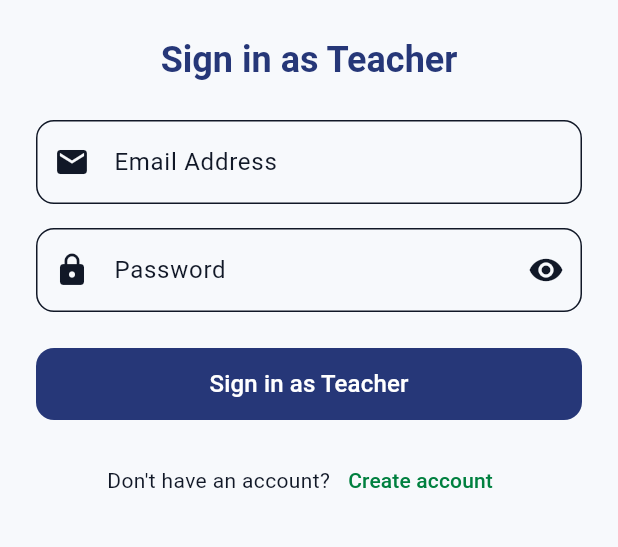
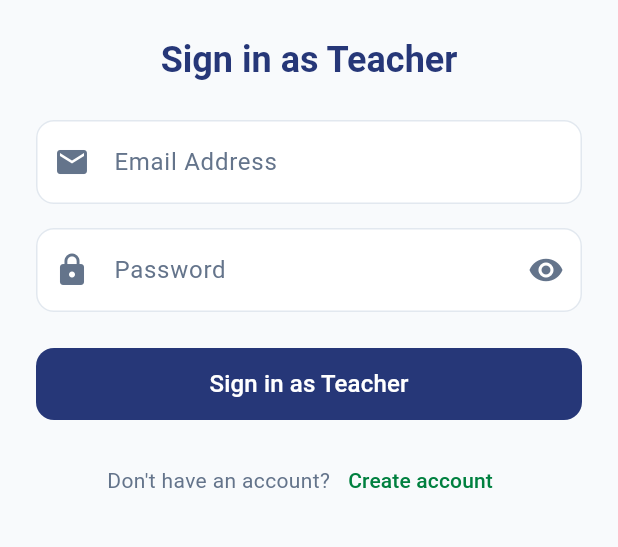
Before and after one commit to EslamMourad648abd/Future-Youth-Platform, a Flutter app: the screen it shows after launch, after a tap on "Teacher Login", on a phone screen of 412 x 824 dp, the part 492-1039 px from its top. Run offline on Flutter 3.47's test engine with Material 3 defaults, Android fonts, the phone set to English and light mode, and no system bars; our stand-ins replace cloud_firestore, cloud_functions, file_picker, firebase_auth, firebase_core, firebase_storage and 3 more; missing offline and left inert: dart:html, dart:ui_web; accounts and stored records are empty.

Commit message:
UI Enhancements

```diff
--- a/lib/core/theme/brand_colors.dart
+++ b/lib/core/theme/brand_colors.dart
@@ -2,32 +2,30 @@ import 'package:flutter/material.dart';
 
 /// Future Youth Platform brand palette.
 ///
-/// The two identity colors are navy `#263778` and green `#00A651`.
-/// Everything else is a tint or a contrast-safe variant of those two.
-///
-/// Contrast notes (WCAG, measured):
-/// - navy on white ............ 11.05:1  (fine for any text)
-/// - green `#00A651` on white .. 3.19:1   (large/bold text and icons ONLY)
-/// - [greenText] on white ...... 5.05:1   (use this for green text and links)
-/// - [darkBackground] on green . 5.62:1   (use dark text, not white, on green fills)
+/// Identity colors:
+/// - Navy: `#263778`
+/// - Emerald Green: `#00A651`
 abstract final class BrandColors {
   // Identity colors.
   static const Color navy = Color(0xFF263778);
   static const Color green = Color(0xFF00A651);
 
-  // Contrast-safe variant of the green for text/links on light backgrounds.
+  // Contrast-safe variants.
   static const Color greenText = Color(0xFF00803F);
+  static const Color greenAccentDark = Color(0xFF10B981);
 
-  // Light tints.
+  // Light Theme Tints.
   static const Color navyTint = Color(0xFFE8ECF7);
   static const Color greenTint = Color(0xFFEAF7F0);
-  static const Color background = Color(0xFFF7F9FC);
-  static const Color ink = Color(0xFF111827);
+  static const Color background = Color(0xFFF8FAFC);
+  static const Color ink = Color(0xFF0F172A);
 
-  // Dark theme.
+  // Dark Theme Tints (Eye-pleasing, glare-free midnight slate palette).
   static const Color darkBackground = Color(0xFF0F1530);
-  static const Color darkSurface = Color(0xFF121A3A);
-  static const Color darkNavyText = Color(0xFF9FB0E8);
+  static const Color darkSurface = Color(0xFF1A234A);
+  static const Color darkNavyText = Color(0xFF818CF8);
+  static const Color darkTextPrimary = Color(0xFFF8FAFC);
+  static const Color darkTextSecondary = Color(0xFF94A3B8);
 
   static const Color error = Color(0xFFB3261E);
 }
--- a/lib/core/theme/fyp_theme.dart
+++ b/lib/core/theme/fyp_theme.dart
@@ -2,12 +2,6 @@ import 'package:flutter/material.dart';
 
 import 'brand_colors.dart';
 
-/// Light and dark themes for the Future Youth Platform.
-///
-/// Rules of thumb (see docs/ARCHITECTURE.md, "Brand"):
-/// - Navy is the primary color: app bars, primary buttons, headings.
-/// - Green is the accent: progress, success, selected states, highlights.
-/// - Never put small white text on a green fill (3.19:1). Use dark text.
 abstract final class FypTheme {
   static ThemeData get light {
     const scheme = ColorScheme(
@@ -17,13 +11,15 @@ abstract final class FypTheme {
       primaryContainer: BrandColors.navyTint,
       onPrimaryContainer: BrandColors.navy,
       secondary: BrandColors.green,
-      onSecondary: BrandColors.darkBackground,
+      onSecondary: Colors.white,
       secondaryContainer: BrandColors.greenTint,
       onSecondaryContainer: BrandColors.greenText,
       error: BrandColors.error,
       onError: Colors.white,
       surface: Colors.white,
       onSurface: BrandColors.ink,
+      onSurfaceVariant: Color(0xFF64748B),
+      outlineVariant: Color(0xFFE2E8EF),
     );
     return _base(scheme, BrandColors.background);
   }
@@ -33,16 +29,18 @@ abstract final class FypTheme {
       brightness: Brightness.dark,
       primary: BrandColors.darkNavyText,
       onPrimary: BrandColors.darkBackground,
-      primaryContainer: BrandColors.navy,
+      primaryContainer: Color(0xFF232D58),
       onPrimaryContainer: Colors.white,
-      secondary: BrandColors.green,
+      secondary: BrandColors.greenAccentDark,
       onSecondary: BrandColors.darkBackground,
-      secondaryContainer: BrandColors.greenText,
-      onSecondaryContainer: Colors.white,
+      secondaryContainer: Color(0xFF13382C),
+      onSecondaryContainer: Color(0xFF6EE7B7),
       error: Color(0xFFF2B8B5),
       onError: BrandColors.darkBackground,
       surface: BrandColors.darkSurface,
-      onSurface: Colors.white,
+      onSurface: BrandColors.darkTextPrimary,
+      onSurfaceVariant: BrandColors.darkTextSecondary,
+      outlineVariant: Color(0xFF2A3668),
     );
     return _base(scheme, BrandColors.darkBackground);
   }
@@ -75,11 +73,20 @@ abstract final class FypTheme {
       ),
       textButtonTheme: TextButtonThemeData(
         style: TextButton.styleFrom(
-          foregroundColor: isDark ? BrandColors.green : BrandColors.greenText,
+          foregroundColor: isDark ? BrandColors.greenAccentDark : BrandColors.greenText,
         ),
       ),
       inputDecorationTheme: InputDecorationTheme(
-        border: OutlineInputBorder(borderRadius: radius),
+        filled: true,
+        fillColor: isDark ? const Color(0xFF131A38) : Colors.white,
+        border: OutlineInputBorder(
+          borderRadius: radius,
+          borderSide: BorderSide(color: scheme.outlineVariant),
+        ),
+        enabledBorder: OutlineInputBorder(
+          borderRadius: radius,
+          borderSide: BorderSide(color: scheme.outlineVariant),
+        ),
         focusedBorder: OutlineInputBorder(
           borderRadius: radius,
           borderSide: BorderSide(color: scheme.primary, width: 2),
@@ -90,13 +97,11 @@ abstract final class FypTheme {
         elevation: 0,
         shape: RoundedRectangleBorder(
           borderRadius: BorderRadius.circular(14),
-          side: BorderSide(
-            color: isDark ? const Color(0xFF26305E) : const Color(0xFFE2E8EF),
-          ),
+          side: BorderSide(color: scheme.outlineVariant),
         ),
       ),
-      progressIndicatorTheme: const ProgressIndicatorThemeData(
-        color: BrandColors.green,
+      progressIndicatorTheme: ProgressIndicatorThemeData(
+        color: isDark ? BrandColors.greenAccentDark : BrandColors.green,
       ),
     );
   }
--- a/lib/features/auth/data/auth_repository.dart
+++ b/lib/features/auth/data/auth_repository.dart
@@ -157,6 +157,7 @@ class FirebaseAuthRepository implements AuthRepository {
         "email": email.trim().toLowerCase(),
         "displayName": name.trim(),
         "role": role.name,
+        "approvalStatus": role == UserRole.teacher ? "pending" : "approved",
         "createdAt": FieldValue.serverTimestamp(),
         "updatedAt": FieldValue.serverTimestamp(),
       }, SetOptions(merge: true));
--- a/lib/features/auth/presentation/login_page.dart
+++ b/lib/features/auth/presentation/login_page.dart
@@ -85,16 +85,14 @@ class _LoginPageState extends State<LoginPage> {
     final roleTitle = widget.role.name[0].toUpperCase() + widget.role.name.substring(1);
 
     return Scaffold(
-      backgroundColor: BrandColors.background,
+      backgroundColor: Theme.of(context).scaffoldBackgroundColor,
       appBar: AppBar(
-        backgroundColor: BrandColors.navy,
-        foregroundColor: Colors.white,
+        title: Text('Sign in as $roleTitle'),
+        actions: const [GlobalAppBarActions(iconColor: Colors.white)],
         leading: IconButton(
           icon: const Icon(Icons.arrow_back),
           onPressed: () => context.go(FypRoutes.entry),
         ),
-        title: Text('Sign in as $roleTitle'),
-        actions: const [GlobalAppBarActions(iconColor: Colors.white)],
       ),
       body: SafeArea(
         child: Center(
@@ -113,7 +111,7 @@ class _LoginPageState extends State<LoginPage> {
                       'Sign in as $roleTitle',
                       textAlign: TextAlign.center,
                       style: Theme.of(context).textTheme.headlineSmall?.copyWith(
-                            color: BrandColors.navy,
+                            color: Theme.of(context).colorScheme.primary,
                             fontWeight: FontWeight.bold,
                           ),
                     ),
@@ -128,7 +126,7 @@ class _LoginPageState extends State<LoginPage> {
                         ),
                         child: Text(
                           _errorMessage!,
-                          style: TextStyle(color: BrandColors.error, fontSize: 13),
+                          style: const TextStyle(color: BrandColors.error, fontSize: 13),
                         ),
                       ),
                       const SizedBox(height: 16),
@@ -169,7 +167,6 @@ class _LoginPageState extends State<LoginPage> {
                     FilledButton(
                       onPressed: _isLoading ? null : _handleLogin,
                       style: FilledButton.styleFrom(
-                        backgroundColor: BrandColors.navy,
                         minimumSize: const Size.fromHeight(48),
                       ),
                       child: _isLoading
@@ -185,7 +182,7 @@ class _LoginPageState extends State<LoginPage> {
                       Row(
                         mainAxisAlignment: MainAxisAlignment.center,
                         children: [
-                          const Text("Don't have an account?"),
+                          Text("Don't have an account?", style: TextStyle(color: Theme.of(context).colorScheme.onSurfaceVariant)),
                           TextButton(
                             onPressed: () => context.go(FypRoutes.signupFor(widget.role)),
                             child: const Text('Create account'),
--- a/lib/features/auth/presentation/role_select_page.dart
+++ b/lib/features/auth/presentation/role_select_page.dart
@@ -3,7 +3,6 @@ import 'package:go_router/go_router.dart';
 
 import '../../../app/fyp_routes.dart';
 import '../../../core/constants/user_role.dart';
-import '../../../core/theme/brand_colors.dart';
 import '../../../widgets/appbar_actions.dart';
 
 class RoleSelectPage extends StatelessWidget {
@@ -12,7 +11,7 @@ class RoleSelectPage extends StatelessWidget {
   @override
   Widget build(BuildContext context) {
     return Scaffold(
-      backgroundColor: BrandColors.background,
+      backgroundColor: Theme.of(context).scaffoldBackgroundColor,
       appBar: AppBar(
         backgroundColor: Colors.transparent,
         elevation: 0,
@@ -26,10 +25,9 @@ class RoleSelectPage extends StatelessWidget {
               constraints: const BoxConstraints(maxWidth: 460),
               child: Card(
                 elevation: 6,
-                color: Colors.white,
                 shape: RoundedRectangleBorder(
                   borderRadius: BorderRadius.circular(24),
-                  side: const BorderSide(color: Color(0xFFE2E8EF)),
+                  side: BorderSide(color: Theme.of(context).colorScheme.outlineVariant),
                 ),
                 child: Padding(
                   padding: const EdgeInsets.all(32),
@@ -41,22 +39,22 @@ class RoleSelectPage extends StatelessWidget {
                         child: Image.asset('assets/logo.png', height: 120),
                       ),
                       const SizedBox(height: 16),
-                      const Text(
+                      Text(
                         'Future Youth Platform',
                         textAlign: TextAlign.center,
                         style: TextStyle(
                           fontSize: 22,
                           fontWeight: FontWeight.bold,
-                          color: BrandColors.navy,
+                          color: Theme.of(context).colorScheme.primary,
                         ),
                       ),
                       const SizedBox(height: 4),
-                      const Text(
+                      Text(
                         'Select your portal to continue',
                         textAlign: TextAlign.center,
                         style: TextStyle(
                           fontSize: 13,
-                          color: BrandColors.greenText,
+                          color: Theme.of(context).colorScheme.secondary,
                         ),
                       ),
                       const SizedBox(height: 28),
@@ -64,9 +62,9 @@ class RoleSelectPage extends StatelessWidget {
                       // ==============================================
                       // TEACHER SECTION
                       // ==============================================
-                      const Text(
+                      Text(
                         'Teacher Portal',
-                        style: TextStyle(fontSize: 13, fontWeight: FontWeight.bold, color: BrandColors.navy),
+                        style: TextStyle(fontSize: 13, fontWeight: FontWeight.bold, color: Theme.of(context).colorScheme.primary),
                       ),
                       const SizedBox(height: 8),
                       Row(
@@ -75,8 +73,6 @@ class RoleSelectPage extends StatelessWidget {
                             child: ElevatedButton.icon(
                               onPressed: () => context.go(FypRoutes.loginFor(UserRole.teacher)),
                               style: ElevatedButton.styleFrom(
-                                backgroundColor: BrandColors.navy,
-                                foregroundColor: Colors.white,
                                 shape: RoundedRectangleBorder(borderRadius: BorderRadius.circular(10)),
                               ),
                               icon: const Icon(Icons.login, size: 18),
@@ -88,8 +84,6 @@ class RoleSelectPage extends StatelessWidget {
                             child: OutlinedButton.icon(
                               onPressed: () => context.go(FypRoutes.signupFor(UserRole.teacher)),
                               style: OutlinedButton.styleFrom(
-                                foregroundColor: BrandColors.navy,
-                                side: const BorderSide(color: BrandColors.navy),
                                 shape: RoundedRectangleBorder(borderRadius: BorderRadius.circular(10)),
                               ),
                               icon: const Icon(Icons.person_add_alt_1, size: 18),
@@ -103,9 +97,9 @@ class RoleSelectPage extends StatelessWidget {
                       // ==============================================
                       // PARENT SECTION
                       // ==============================================
-                      const Text(
+                      Text(
                         'Parent Portal',
-                        style: TextStyle(fontSize: 13, fontWeight: FontWeight.bold, color: BrandColors.greenText),
+                        style: TextStyle(fontSize: 13, fontWeight: FontWeight.bold, color: Theme.of(context).colorScheme.secondary),
                       ),
                       const SizedBox(height: 8),
                       Row(
@@ -114,8 +108,6 @@ class RoleSelectPage extends StatelessWidget {
                             child: ElevatedButton.icon(
                               onPressed: () => context.go(FypRoutes.loginFor(UserRole.parent)),
                               style: ElevatedButton.styleFrom(
-                                backgroundColor: BrandColors.green,
-                                foregroundColor: Colors.white,
                                 shape: RoundedRectangleBorder(borderRadius: BorderRadius.circular(10)),
                               ),
                               icon: const Icon(Icons.login, size: 18),
@@ -127,8 +119,6 @@ class RoleSelectPage extends StatelessWidget {
                             child: OutlinedButton.icon(
                               onPressed: () => context.go(FypRoutes.signupFor(UserRole.parent)),
                               style: OutlinedButton.styleFrom(
-                                foregroundColor: BrandColors.greenText,
-                                side: const BorderSide(color: BrandColors.green),
                                 shape: RoundedRectangleBorder(borderRadius: BorderRadius.circular(10)),
                               ),
                               icon: const Icon(Icons.person_add_alt_1, size: 18),
@@ -142,26 +132,24 @@ class RoleSelectPage extends StatelessWidget {
                       // ==============================================
                       // STUDENT SECTION
                       // ==============================================
-                      const Text(
+                      Text(
                         'Student Portal',
-                        style: TextStyle(fontSize: 13, fontWeight: FontWeight.bold, color: BrandColors.navy),
+                        style: TextStyle(fontSize: 13, fontWeight: FontWeight.bold, color: Theme.of(context).colorScheme.primary),
                       ),
                       const SizedBox(height: 8),
                       ElevatedButton.icon(
                         onPressed: () => context.go(FypRoutes.loginFor(UserRole.student)),
                         style: ElevatedButton.styleFrom(
-                          backgroundColor: BrandColors.navy,
-                          foregroundColor: Colors.white,
                           shape: RoundedRectangleBorder(borderRadius: BorderRadius.circular(10)),
                         ),
                         icon: const Icon(Icons.school, size: 18),
                         label: const Text('Student Login'),
                       ),
                       const SizedBox(height: 4),
-                      const Text(
+                      Text(
                         '* Student accounts are registered by parents',
                         textAlign: TextAlign.center,
-                        style: TextStyle(fontSize: 11, color: Colors.grey, fontStyle: FontStyle.italic),
+                        style: TextStyle(fontSize: 11, color: Theme.of(context).colorScheme.onSurfaceVariant, fontStyle: FontStyle.italic),
                       ),
                       const SizedBox(height: 20),
 
@@ -174,9 +162,6 @@ class RoleSelectPage extends StatelessWidget {
                           onPressed: () => context.go(FypRoutes.loginFor(UserRole.admin)),
                           icon: const Icon(Icons.admin_panel_settings, size: 18),
                           label: const Text('Admin Console Login'),
-                          style: TextButton.styleFrom(
-                            foregroundColor: BrandColors.navy,
-                          ),
                         ),
                       ),
                     ],
```
Also changed, not shown: lib/features/admin/presentation/admin_dashboard_page.dart (+10 -4 lines), lib/features/admin/presentation/create_admin_page.dart (+3 -5 lines), lib/features/auth/presentation/signup_page.dart (+5 -8 lines), lib/features/parent/presentation/create_student_page.dart (+5 -5 lines).
